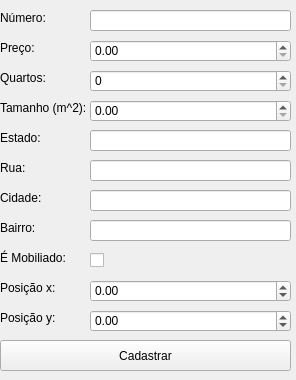
Old version of the form src/ui/create-property.ui in the repository Fukubi/PropX.
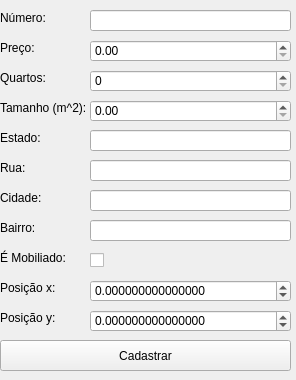
New version of the form.

The edit to the form file:
```diff
--- a/src/ui/create-property.ui
+++ b/src/ui/create-property.ui
@@ -239,6 +239,9 @@
       <height>22</height>
      </rect>
     </property>
+    <property name="decimals">
+     <number>15</number>
+    </property>
     <property name="minimum">
      <double>-500000.000000000000000</double>
     </property>
@@ -268,6 +271,9 @@
       <height>22</height>
      </rect>
     </property>
+    <property name="decimals">
+     <number>15</number>
+    </property>
     <property name="minimum">
      <double>-500000.000000000000000</double>
     </property>
```
